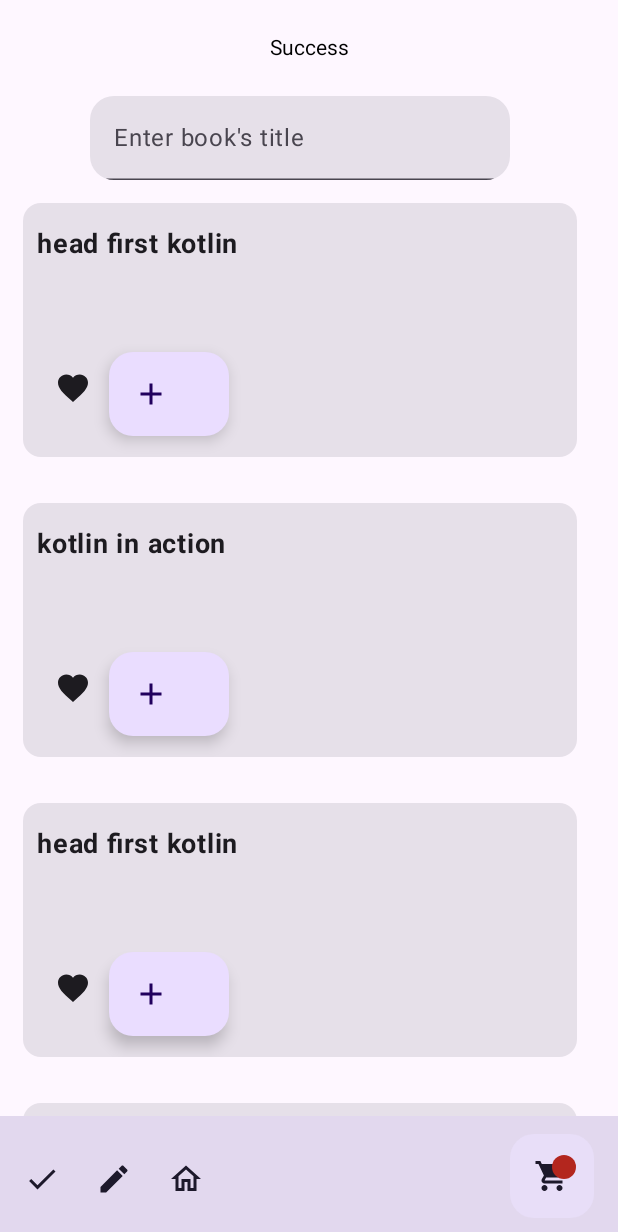
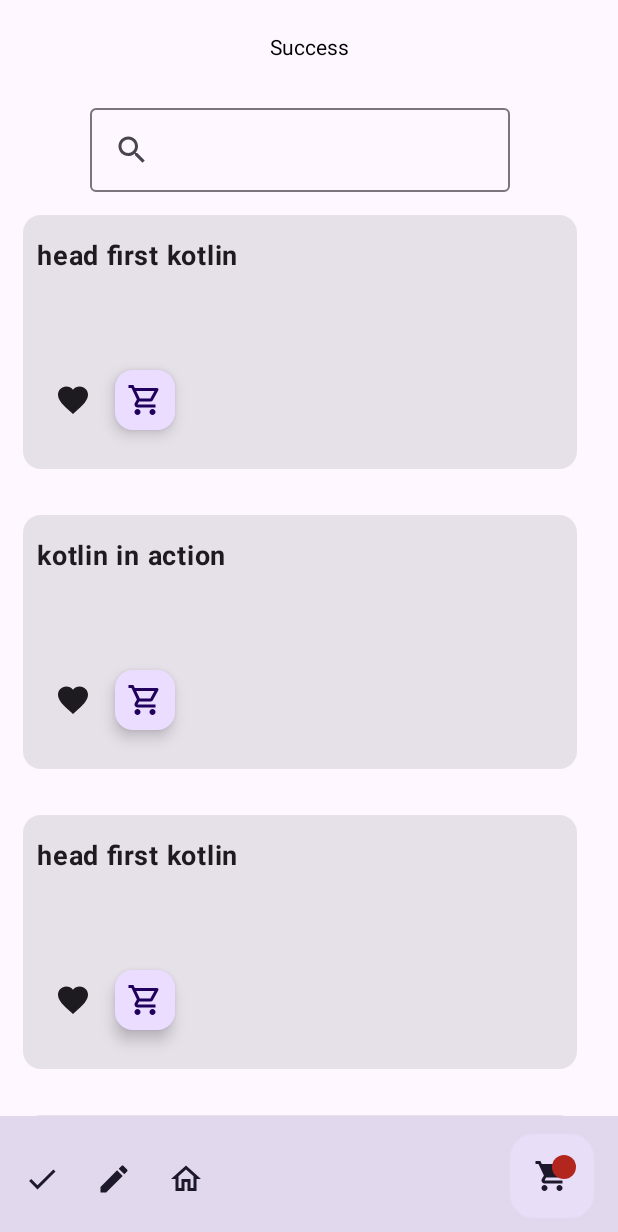
Before and after one commit to dongguowu/books-store-2023-mobile, an Android app built with Jetpack Compose: the composable BookStoreHomeScreen shown on its own in the app's theme, on a phone screen of 412 x 824 dp. Shown: the top 1232 px of the screen. Run offline under Robolectric (Android 15) with nearby library versions, the phone set to English and light mode, and no system bars; our stand-ins replace Voyager; libraries missing offline, so code that uses them is left out: io.realm.kotlin; missing, so only their content is drawn: CompositionLocalProvider; pictures from the network do not load; 5 statements that could not run were skipped.

Commit message:
finish the layout of shopping cart

```diff
--- a/shared/src/commonMain/kotlin/com/lduboscq/appkickstarter/main/book/BookStoreHomeScreen.kt
+++ b/shared/src/commonMain/kotlin/com/lduboscq/appkickstarter/main/book/BookStoreHomeScreen.kt
@@ -11,17 +11,17 @@
 import androidx.compose.foundation.lazy.LazyColumn
 import androidx.compose.material.icons.Icons
 import androidx.compose.material.icons.filled.Favorite
-import androidx.compose.material.icons.outlined.Add
 import androidx.compose.material.icons.outlined.Favorite
+import androidx.compose.material.icons.outlined.Search
+import androidx.compose.material.icons.outlined.ShoppingCart
 import androidx.compose.material3.Card
 import androidx.compose.material3.ExperimentalMaterial3Api
-import androidx.compose.material3.ExtendedFloatingActionButton
 import androidx.compose.material3.Icon
 import androidx.compose.material3.IconToggleButton
-import androidx.compose.material3.MaterialTheme
+import androidx.compose.material3.OutlinedTextField
 import androidx.compose.material3.Scaffold
+import androidx.compose.material3.SmallFloatingActionButton
 import androidx.compose.material3.Text
-import androidx.compose.material3.TextField
 import androidx.compose.material3.TopAppBarDefaults
 import androidx.compose.runtime.Composable
 import androidx.compose.runtime.LaunchedEffect
@@ -30,6 +30,7 @@
 import androidx.compose.runtime.mutableStateOf
 import androidx.compose.runtime.remember
 import androidx.compose.runtime.setValue
+import androidx.compose.runtime.toMutableStateList
 import androidx.compose.ui.Alignment
 import androidx.compose.ui.Modifier
 import androidx.compose.ui.graphics.Color
@@ -51,7 +52,6 @@
 import com.lduboscq.appkickstarter.model.BookData
 import com.lduboscq.appkickstarter.model.User
 
-
 internal class BookStoreHomeScreen(var user: User? = null) : Screen {
 
     @OptIn(ExperimentalMaterial3Api::class, ExperimentalMaterial3Api::class)
@@ -64,8 +64,12 @@
 
 
         // Local static books data
-        val bookList = getBookList()
-
+        var bookList = getBookList()
+        var bookListState = remember {
+            bookList.toMutableStateList()
+        }
+        LaunchedEffect(Unit) {
+        }
 
         // Message
         var messageOnTopBar by remember { mutableStateOf("") }
@@ -80,6 +84,7 @@
         LaunchedEffect(true) {
             screenModel.getFrog("")
         }
+
         var quantity by remember { mutableStateOf(0) }
         if (state is FrogScreenModel.State.Result) {
             quantity =
@@ -103,14 +108,32 @@
                     horizontalAlignment = Alignment.CenterHorizontally,
                     modifier = Modifier.padding(paddingValues),
                 ) {
-                    SearchBook(updateInfo = { messageOnTopBar = it }, updateQueryString = {})
 
+                    var queryBookstring = ""
+                    OutlinedTextField(
+                        value = queryBookstring,
+                        onValueChange = {
+                            if (it.length >= 3) {
+                                messageOnTopBar = it.toString()
+//                                bookListState = bookList.filter { book -> book.title.indexOf(it) != -1 } as SnapshotStateList<BookData>
+                            } else {
+//                                bookListState = getBookList() as SnapshotStateList<BookData>
+                            }
+                        },
+                        label = {
+                            Icon(
+                                Icons.Outlined.Search,
+                                contentDescription = "Search books",
+                            )
+                        }
+                    )
                     LazyColumn {
-                        for (book in bookList) {
+                        for (book in bookListState) {
                             item {
                                 var cartLineList: List<CartLine>? = null
                                 if (state is FrogScreenModel.State.Result) {
-                                    cartLineList = (state as FrogScreenModel.State.Result).cartLineList
+                                    cartLineList =
+                                        (state as FrogScreenModel.State.Result).cartLineList
                                 }
                                 BookCard(
                                     book = book,
@@ -191,14 +214,19 @@
                             update = { addToCartOrUpdate(it) },
                             delete = { removeFromCat(it) })
                     } else {
-                        ExtendedFloatingActionButton(onClick = {
-                            addToCartOrUpdate(CartLineData(bookId = book.id, quantity = 1))
-                        }, icon = {
+
+
+                        SmallFloatingActionButton(
+                            onClick = {
+                                addToCartOrUpdate(CartLineData(bookId = book.id, quantity = 1))
+                            }
+                        ) {
                             Icon(
-                                imageVector = Icons.Outlined.Add,
-                                contentDescription = "Add to shopping cart",
+                                Icons.Outlined.ShoppingCart,
+                                contentDescription = "Localized description",
                             )
-                        }, text = { Text("") })
+                        }
+
                     }
 
                 }
@@ -210,16 +238,23 @@
 
 @OptIn(ExperimentalMaterial3Api::class)
 @Composable
-fun SearchBook(updateQueryString: (String) -> Unit, updateInfo: (String) -> Unit) {
-    var string = ""
-    TextField(
-        value = string,
+fun SearchBook(filterBookList: (String) -> Unit, updateMessageOnTopBar: (String) -> Unit) {
+    var queryBookstring = ""
+
+    OutlinedTextField(
+        value = queryBookstring,
         onValueChange = {
-            updateQueryString(it)
-            updateInfo("Found book related $it")
+//            queryBookstring = it
+            if (it.length >= 3) {
+                filterBookList(it)
+                updateMessageOnTopBar("Finding book $it")
+            }
         },
-        singleLine = true,
-        label = { Text("Enter book's title") },
-        shape = MaterialTheme.shapes.large
+        label = {
+            Icon(
+                Icons.Outlined.Search,
+                contentDescription = "Search books",
+            )
+        }
     )
 }
```
Also changed, not shown: shared/src/commonMain/kotlin/com/lduboscq/appkickstarter/main/data/AddOrSubstrateQuantity.kt (+43 -13 lines), shared/src/commonMain/kotlin/com/lduboscq/appkickstarter/main/data/FrogScreen.kt (+33 -5 lines).
